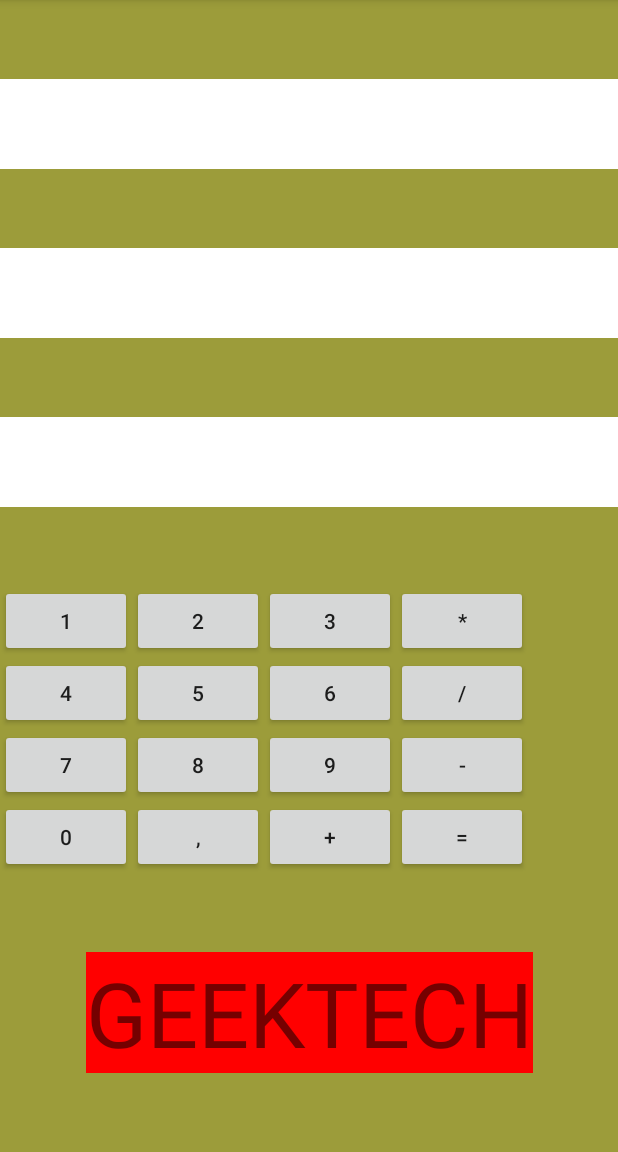
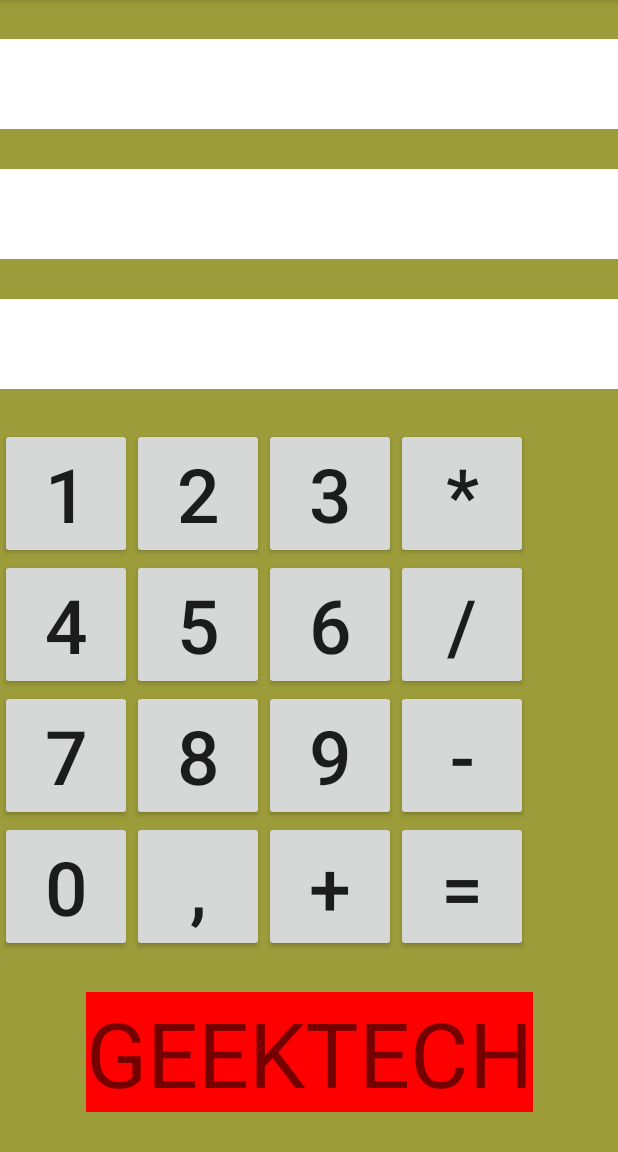
Before and after one commit to beknazar-ctrl/3th, an Android app: the Calculator screen opened directly, with no data from a screen before it, on a phone screen of 412 x 824 dp, the part 84-1236 px from its top. Run offline under Robolectric (Android 15) with nearby library versions, the phone set to English and light mode, and no system bars.

Commit message:
добавил калькулятор textZise изменил

```diff
--- a/app/src/main/res/layout/activity_calculator.xml
+++ b/app/src/main/res/layout/activity_calculator.xml
@@ -65,29 +65,42 @@
             <Button
                 android:id="@+id/first"
 
-                android:text="1" />
+                android:text="1"
+                android:textSize="50dp" />
 
             <Button
                 android:id="@+id/second"
-
+                android:textSize="50dp"
                 android:text="2" />
 
-            <Button android:text="3" />
+            <Button
+                android:text="3"
+                android:textSize="50dp" />
 
-            <Button android:text="*" />
+            <Button
+                android:text="*"
+                android:textSize="50dp" />
 
 
         </TableRow>
 
         <TableRow>
 
-            <Button android:text="4" />
+            <Button
+                android:text="4"
+                android:textSize="50dp" />
 
-            <Button android:text="5" />
+            <Button
+                android:text="5"
+                android:textSize="50dp" />
 
-            <Button android:text="6" />
+            <Button
+                android:text="6"
+                android:textSize="50dp" />
 
-            <Button android:text="/" />
+            <Button
+                android:text="/"
+                android:textSize="50dp" />
 
 
         </TableRow>
@@ -95,13 +108,21 @@
 
         <TableRow>
 
-            <Button android:text="7" />
+            <Button
+                android:text="7"
+                android:textSize="50dp" />
 
-            <Button android:text="8" />
+            <Button
+                android:text="8"
+                android:textSize="50dp" />
 
-            <Button android:text="9" />
+            <Button
+                android:text="9"
+                android:textSize="50dp" />
 
-            <Button android:text="-" />
+            <Button
+                android:text="-"
+                android:textSize="50dp" />
 
 
         </TableRow>
@@ -109,19 +130,25 @@
 
         <TableRow>
 
-            <Button android:text="0" />
+            <Button
+                android:text="0"
+                android:textSize="50dp" />
 
-            <Button android:text="," />
+            <Button
+                android:text=","
+                android:textSize="50dp" />
 
 
             <Button
                 android:id="@+id/plus"
 
-                android:text="+" />
+                android:text="+"
+                android:textSize="50dp" />
 
             <Button
                 android:id="@+id/equally"
-                android:text="=" />
+                android:text="="
+                android:textSize="50dp" />
         </TableRow>
 
     </TableLayout>
```
